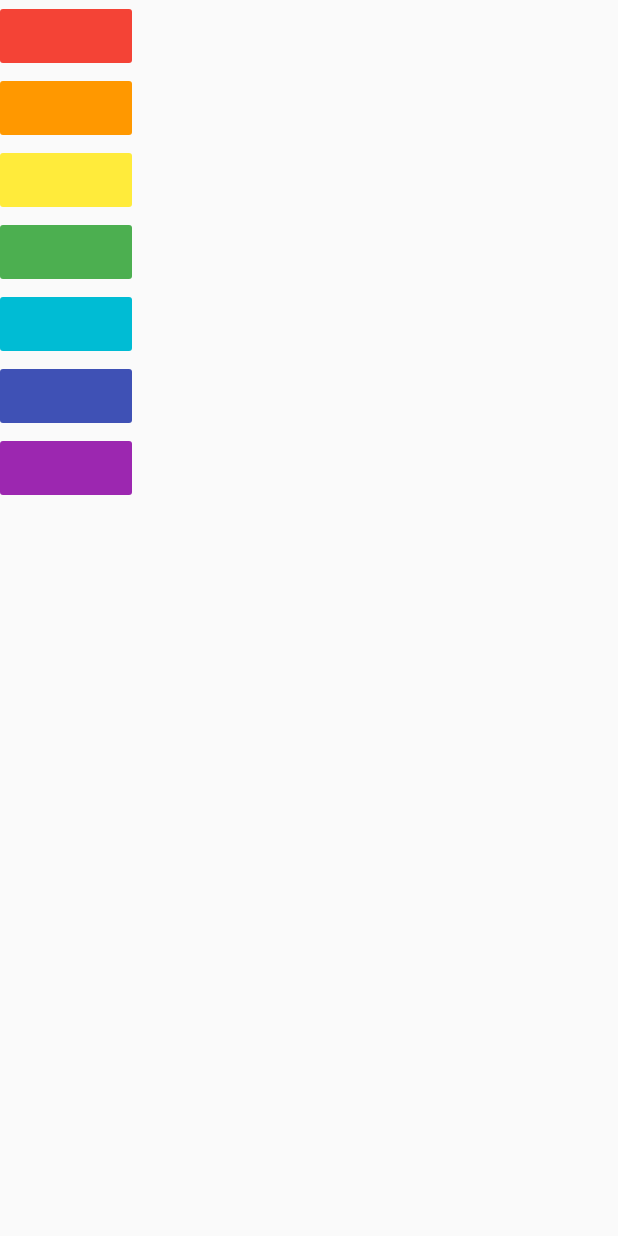
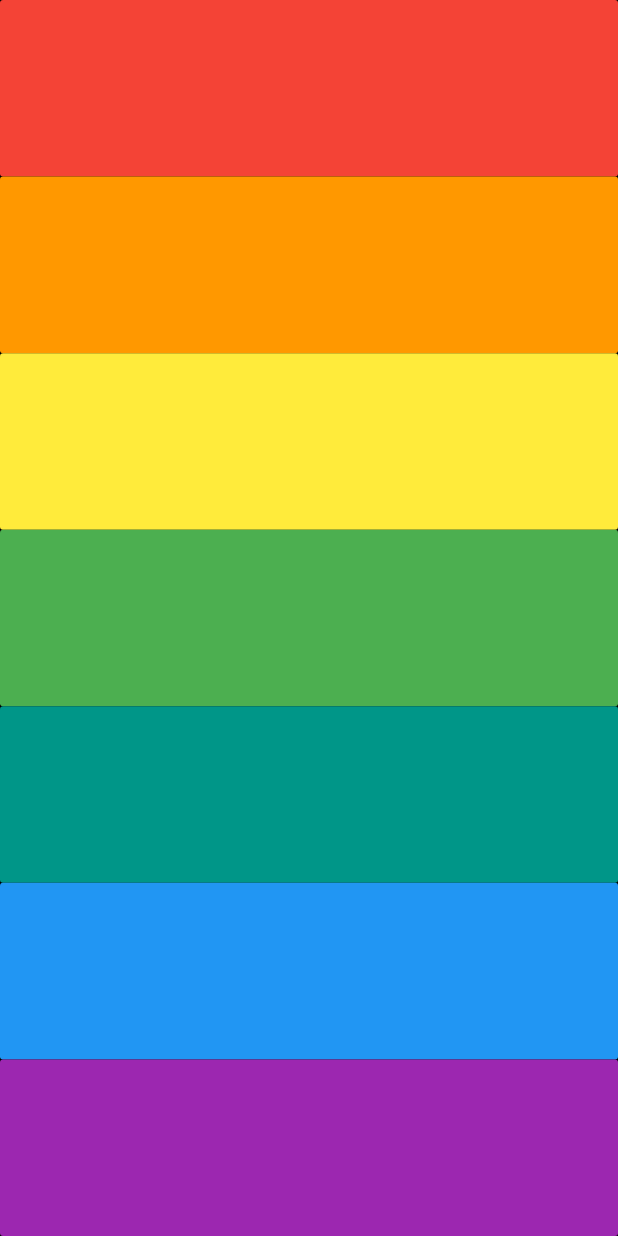
Before and after one commit to mjhossain/FlutterApps, a Flutter app: the screen it shows after launch, on a phone screen of 412 x 824 dp. Run offline on Flutter 3.47's test engine with Material 2 defaults, Android fonts, the phone set to English and light mode, and no system bars; our stand-ins replace audioplayers.

Commit message:
6th app Completed

```diff
--- a/xylophone-flutter/lib/main.dart
+++ b/xylophone-flutter/lib/main.dart
@@ -6,55 +6,36 @@ void main() => runApp(XylophoneApp());
 class XylophoneApp extends StatelessWidget {
   @override
   Widget build(BuildContext context) {
-    final player = AudioCache();
+    void playSound(int note) {
+      final player = AudioCache();
+      player.play('note$note.wav');
+    }
+
+    Expanded buildKey(Color color, int note) {
+      return Expanded(
+        child: FlatButton(
+          color: color,
+          onPressed: () {
+            playSound(note);
+          },
+        ),
+      );
+    }
 
     return MaterialApp(
       home: Scaffold(
+        backgroundColor: Colors.black,
         body: SafeArea(
           child: Column(
+            crossAxisAlignment: CrossAxisAlignment.stretch,
             children: <Widget>[
-              FlatButton(
-                color: Colors.red,
-                onPressed: () {
-                  player.play('note1.wav');
-                },
-              ),
-              FlatButton(
-                color: Colors.orange,
-                onPressed: () {
-                  player.play('note2.wav');
-                },
-              ),
-              FlatButton(
-                color: Colors.yellow,
-                onPressed: () {
-                  player.play('note3.wav');
-                },
-              ),
-              FlatButton(
-                color: Colors.green,
-                onPressed: () {
-                  player.play('note4.wav');
-                },
-              ),
-              FlatButton(
-                color: Colors.cyan,
-                onPressed: () {
-                  player.play('note5.wav');
-                },
-              ),
-              FlatButton(
-                color: Colors.indigo,
-                onPressed: () {
-                  player.play('note6.wav');
-                },
-              ),
-              FlatButton(
-                color: Colors.purple,
-                onPressed: () {
-                  player.play('note7.wav');
-                },
-              ),
+              buildKey(Colors.red, 1),
+              buildKey(Colors.orange, 2),
+              buildKey(Colors.yellow, 3),
+              buildKey(Colors.green, 4),
+              buildKey(Colors.teal, 5),
+              buildKey(Colors.blue, 6),
+              buildKey(Colors.purple, 7),
             ],
           ),
         ),
```
Also changed, not shown: 1 other file.
